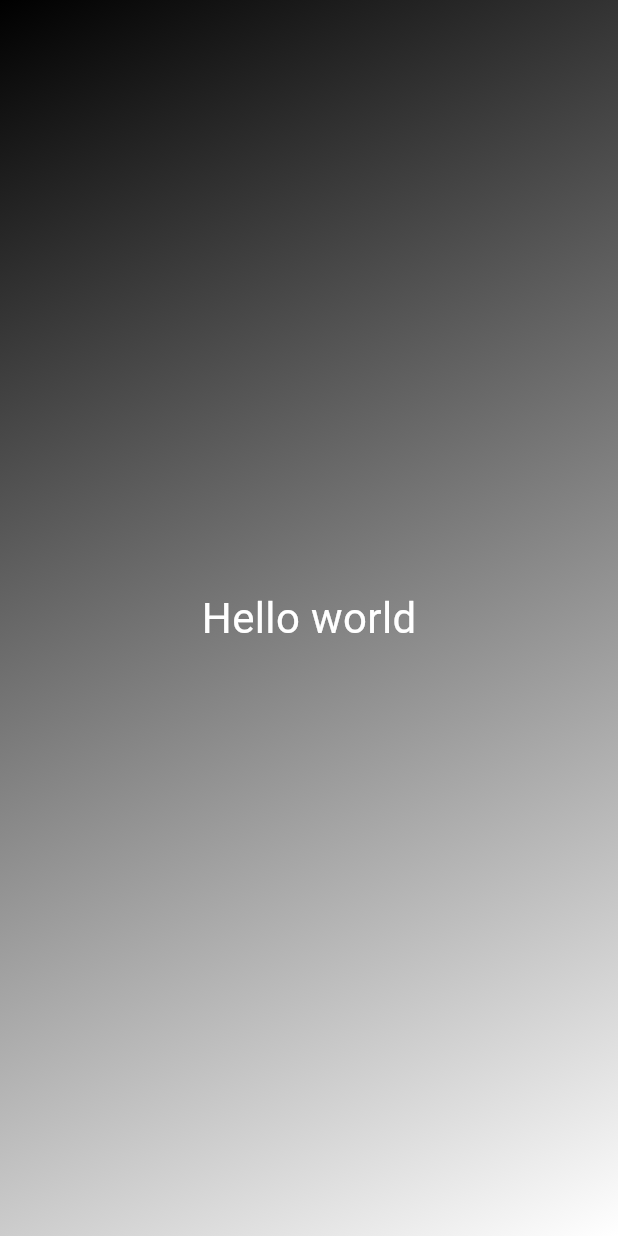
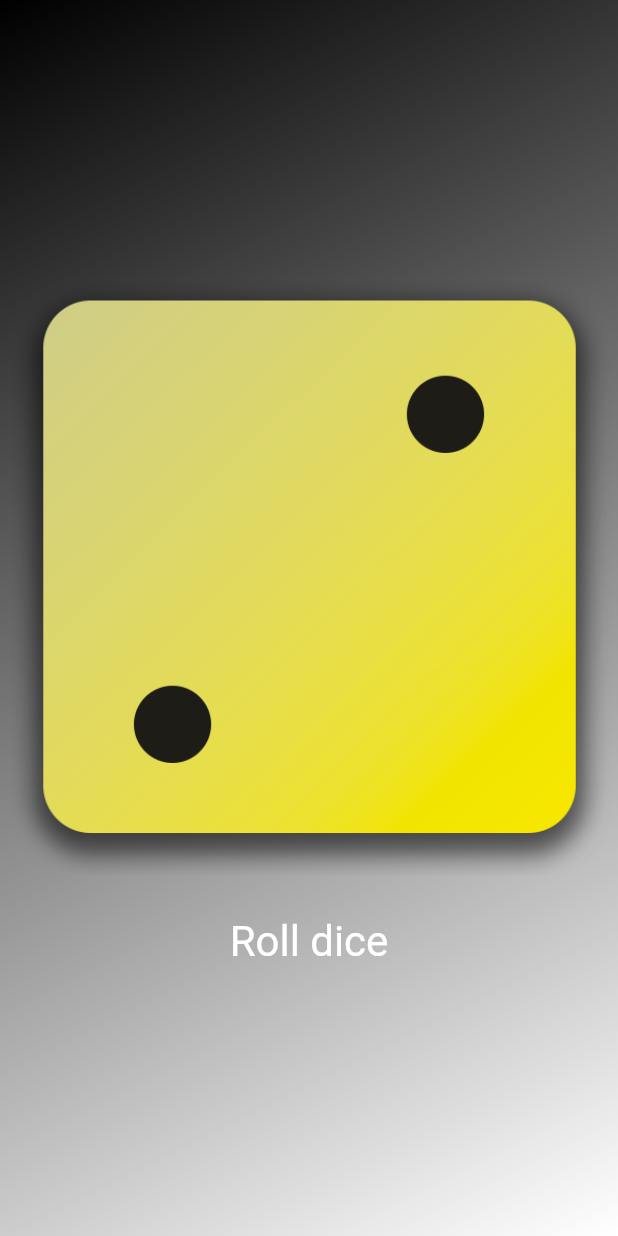
Before and after one commit to prisonerr627/learning_flutter, a Flutter app: the screen it shows after launch, on a phone screen of 412 x 824 dp. Run offline on Flutter 3.47's test engine with Material 3 defaults, Android fonts, the phone set to English and light mode, and no system bars; missing offline and left inert: dart:html.

Commit message:
roll dice finished

```diff
--- /dev/null
+++ b/lib/dice_roller.dart
@@ -0,0 +1,43 @@
+import 'dart:html';
+import 'dart:math';
+import 'package:flutter/material.dart';
+
+class DiceRoller extends StatefulWidget {
+  const DiceRoller({super.key});
+
+  @override
+  State<DiceRoller> createState() {
+    return _DiceRollerState();
+  }
+}
+
+class _DiceRollerState extends State<DiceRoller> {
+  var currentDiceRoll = 2;
+
+  void rollDice() {
+    setState(() {
+      currentDiceRoll = Random().nextInt(6) + 1;
+    });
+  }
+
+  Widget build(context) {
+    return Column(
+      mainAxisSize: MainAxisSize.min,
+      children: [
+        Image.asset(
+          'assets/images/dice-$currentDiceRoll.png',
+        ),
+        const SizedBox(
+          height: 20,
+        ),
+        TextButton(
+            onPressed: rollDice,
+            style: TextButton.styleFrom(
+              foregroundColor: Colors.white,
+              textStyle: TextStyle(fontSize: 28),
+            ),
+            child: const Text('Roll dice'))
+      ],
+    );
+  }
+}
--- a/lib/gradient_container.dart
+++ b/lib/gradient_container.dart
@@ -1,5 +1,6 @@
 import 'package:flutter/material.dart';
 import 'package:helloworld/styled_text.dart';
+import 'package:helloworld/dice_roller.dart';
 
 class GradientContainer extends StatelessWidget {
   const GradientContainer({super.key, required this.colors});
@@ -17,7 +18,7 @@ class GradientContainer extends StatelessWidget {
         ),
       ),
       child: const Center(
-        child: StyledText(text: 'Hello world'),
+        child: DiceRoller(),
       ),
     );
   }
```
Also changed, not shown: pubspec.yaml (+8 -3 lines), assets/images/dice-1.png (added), assets/images/dice-2.png (added), assets/images/dice-3.png (added), assets/images/dice-4.png (added), assets/images/dice-5.png (added), assets/images/dice-6.png (added).
